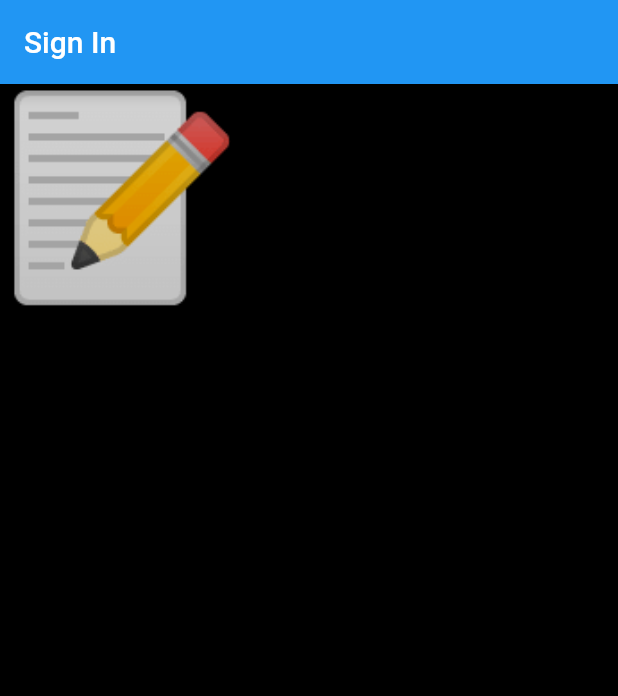
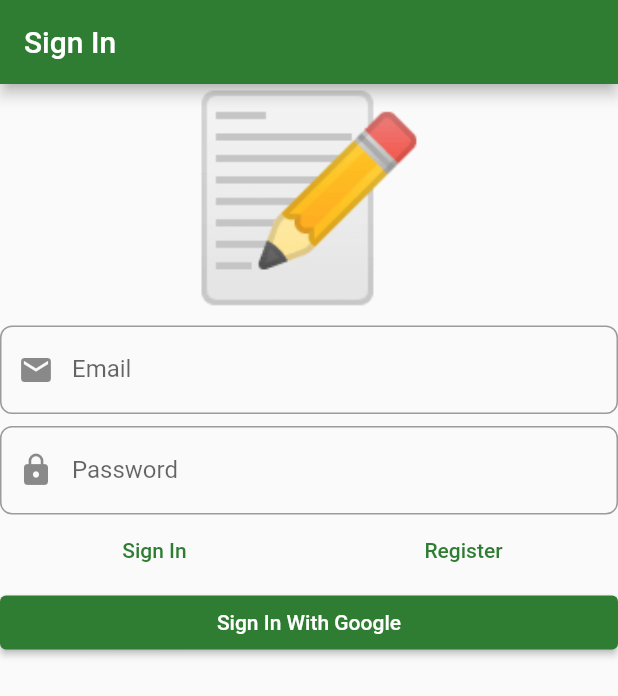
Before and after one commit to akshatshah/resocoder_ddd_course, a Flutter app: the screen it shows after launch, on a phone screen of 412 x 824 dp. Shown: the top 696 px of the screen. Run offline on Flutter 3.47's test engine with Material 2 defaults, Android fonts, the phone set to English and light mode, and no system bars; our stand-ins replace another_flushbar, bloc, dartz, firebase_auth, firebase_core, flutter_bloc and 4 more; accounts and stored records are empty.

Commit message:
Section 7

```diff
--- a/lib/domain/auth/value_objects.dart
+++ b/lib/domain/auth/value_objects.dart
@@ -19,7 +19,7 @@ class Password extends ValueObject<String> {
   final Either<ValueFailure<String>, String> value;
 
   factory Password(String input) {
-    return Password._(validateEmailAddress(input));
+    return Password._(validatePassword(input));
   }
 
   const Password._(
--- a/lib/infrastructure/auth/firebase_auth_facade.dart
+++ b/lib/infrastructure/auth/firebase_auth_facade.dart
@@ -55,7 +55,7 @@ class FirebaseAuthFacade implements IAuthFacade {
         password: passwordString,
       );
       return right(unit);
-    } on PlatformException catch (e) {
+    } on FirebaseAuthException catch (e) {
       if (e.code == 'user-not-found' || e.code == 'wrong-password') {
         return left(const AuthFailure.invalidEmailAndPasswordCombination());
       } else {
@@ -78,7 +78,9 @@ class FirebaseAuthFacade implements IAuthFacade {
           accessToken: googleAuthentication.accessToken);
       await _firebaseAuth.signInWithCredential(authCredential);
       return right(unit);
-    } catch (e) {
+    } on FirebaseAuthException catch (_) {
+      return left(const AuthFailure.serverError());
+    } on PlatformException catch (_) {
       return left(const AuthFailure.serverError());
     }
   }
--- a/lib/presentation/core/app.dart
+++ b/lib/presentation/core/app.dart
@@ -5,9 +5,24 @@ class AppWidget extends StatelessWidget {
   const AppWidget({Key? key}) : super(key: key);
   @override
   Widget build(BuildContext context) {
-    return const MaterialApp(
-      title: 'Material App',
-      home: SignInPage(),
+    return MaterialApp(
+      title: 'Notes',
+      home: const SignInPage(),
+      theme: ThemeData.light().copyWith(
+        primaryColor: Colors.green.shade800,
+        colorScheme: const ColorScheme.light().copyWith(
+          primary: Colors.green.shade800,
+          secondary: Colors.blueAccent,
+        ),
+        appBarTheme: AppBarTheme(
+          backgroundColor: Colors.green.shade800,
+        ),
+        inputDecorationTheme: InputDecorationTheme(
+          border: OutlineInputBorder(
+            borderRadius: BorderRadius.circular(8),
+          ),
+        ),
+      ),
     );
   }
 }
--- a/lib/presentation/sign_in/sign_in_page.dart
+++ b/lib/presentation/sign_in/sign_in_page.dart
@@ -13,12 +13,9 @@ class SignInPage extends StatelessWidget {
       appBar: AppBar(
         title: const Text('Sign In'),
       ),
-      body: Container(
-        color: Colors.black,
-        child: BlocProvider(
-          create: (context) => getIt<SignInFormBloc>(),
-          child: const SignInForm(),
-        ),
+      body: BlocProvider(
+        create: (context) => getIt<SignInFormBloc>(),
+        child: const SignInForm(),
       ),
     );
   }
--- a/lib/presentation/sign_in/widgets/sign_in_form.dart
+++ b/lib/presentation/sign_in/widgets/sign_in_form.dart
@@ -1,3 +1,4 @@
+import 'package:another_flushbar/flushbar_helper.dart';
 import 'package:flutter/material.dart';
 import 'package:flutter_bloc/flutter_bloc.dart';
 import 'package:resocoder_ddd_course/application/auth/sign_in_form_bloc.dart';
@@ -10,16 +11,121 @@ class SignInForm extends StatelessWidget {
     return BlocConsumer<SignInFormBloc, SignInFormState>(
       builder: (context, state) {
         return Form(
+          autovalidateMode: state.showErrorMessages
+              ? AutovalidateMode.always
+              : AutovalidateMode.disabled,
           child: ListView(
-              children: const [
-                Text(
+            children: [
+              const Text(
                 '📝',
                 style: TextStyle(fontSize: 130),
+                textAlign: TextAlign.center,
+              ),
+              const SizedBox(
+                height: 8.0,
+              ),
+              TextFormField(
+                autocorrect: false,
+                decoration: const InputDecoration(
+                  prefixIcon: Icon(Icons.email),
+                  labelText: 'Email',
+                ),
+                onChanged: (value) => context
+                    .read<SignInFormBloc>()
+                    .add(SignInFormEvent.emailChanged(value)),
+                validator: (_) => context
+                    .read<SignInFormBloc>()
+                    .state
+                    .emailAddress
+                    .value
+                    .fold(
+                      (f) => f.maybeMap(
+                        invalidEmail: (_) => 'Invalid Email',
+                        orElse: () => null,
+                      ),
+                      (r) => null,
+                    ),
+              ),
+              const SizedBox(
+                height: 8.0,
+              ),
+              TextFormField(
+                autocorrect: false,
+                decoration: const InputDecoration(
+                  prefixIcon: Icon(Icons.lock),
+                  labelText: 'Password',
+                ),
+                obscureText: true,
+                onChanged: (value) => context
+                    .read<SignInFormBloc>()
+                    .add(SignInFormEvent.passwordChanged(value)),
+                validator: (_) =>
+                    context.read<SignInFormBloc>().state.password.value.fold(
+                          (f) => f.maybeMap(
+                            shortPassword: (_) => 'Short Password',
+                            orElse: () => null,
+                          ),
+                          (r) => null,
+                        ),
+              ),
+              Row(
+                children: [
+                  Expanded(
+                    child: TextButton(
+                      onPressed: () {
+                        context.read<SignInFormBloc>().add(
+                              const SignInFormEvent
+                                  .signInWithEmailAndPasswordPressed(),
+                            );
+                      },
+                      child: const Text('Sign In'),
+                    ),
+                  ),
+                  Expanded(
+                    child: TextButton(
+                      onPressed: () {
+                        context.read<SignInFormBloc>().add(
+                              const SignInFormEvent
+                                  .registerWithEmailAndPasswordPressed(),
+                            );
+                      },
+                      child: const Text('Register'),
+                    ),
+                  ),
+                ],
+              ),
+              ElevatedButton(
+                onPressed: () {
+                  context.read<SignInFormBloc>().add(
+                        const SignInFormEvent.signInWithGooglePressed(),
+                      );
+                },
+                child: const Text('Sign In With Google'),
               )
             ],
           ),
         );
       },
-        listener: (context, state) {});
+      listener: (context, state) {
+        state.authFailureOrSuccessOption.fold(
+            () => null,
+            (either) => either.fold(
+                  (failure) {
+                    FlushbarHelper.createError(
+                      message: failure.map(
+                        cancelledByUser: (_) => 'Cancelled',
+                        serverError: (_) => 'Server Error',
+                        emailAlreadyInUse: (_) => 'Email Already In Use',
+                        invalidEmailAndPasswordCombination: (_) =>
+                            'Invalid Email and Password Combination',
+                      ),
+                    ).show(context);
+                  },
+                  (r) {
+                    // TODO: Navigate
+                  },
+                ));
+      },
+    );
   }
 }
--- a/pubspec.yaml
+++ b/pubspec.yaml
@@ -27,6 +27,7 @@ environment:
 # the latest version available on pub.dev. To see which dependencies have newer
 # versions available, run `flutter pub outdated`.
 dependencies:
+  another_flushbar: ^1.10.28
   cupertino_icons: ^1.0.2
   dartz: ^0.10.1
   firebase_auth: ^3.3.11
```
Also changed, not shown: pubspec.lock. Lines whose indentation alone changed are shown as unchanged.
